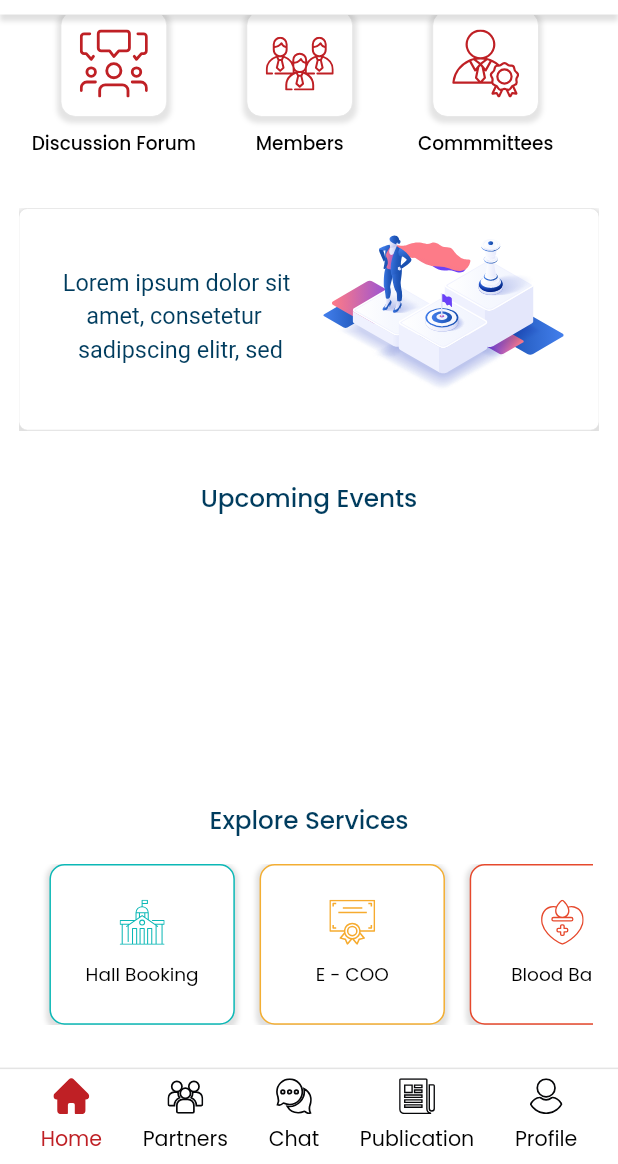
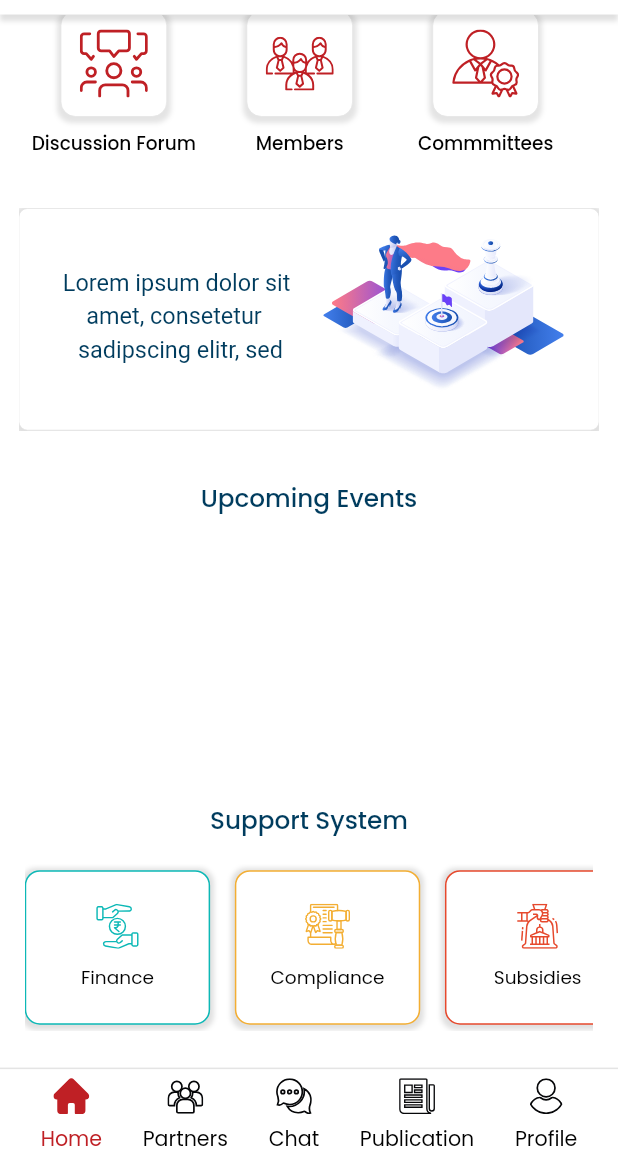
Before and after one commit to PankajPatil17/Bharat_MSME, a Flutter app: the HomePage screen opened directly, scrolled down 273 dp, on a phone screen of 412 x 824 dp, the part 72-1236 px from its top. Run offline on Flutter 3.47's test engine with Material 2 defaults, Android fonts, the phone set to English and light mode, and no system bars; drawn by our look-alikes of carousel_slider; our stand-ins replace file_picker, firebase_messaging, flutter_local_notifications, flutter_svg, flutter_widget_from_html, fluttertoast and 7 more; missing offline and left inert: razorpay_flutter, store_redirect; accounts and stored records are empty; network calls fail.

Commit message:
first commit

```diff
--- a/lib/Controller/HomeController.dart
+++ b/lib/Controller/HomeController.dart
@@ -67,17 +67,17 @@ class HomeController extends GetxController {
   ];
 
   List ServicesModulesName = [
-    'Hall Booking',
-    'E - COO',
-    'Blood Bank',
-    'Visa Letter',
+    'Finance',
+    'Compliance',
+    'Subsidies',
+    'HealthCare',
   ];
 
   List ServicesModulesImage = [
-    'assets/images/Hall Booking.svg',
-    'assets/images/E - COO.svg',
-    'assets/images/Blood Bank.svg',
-    'assets/images/Visa Recommendation.svg',
+    'assets/images/Finance.svg',
+    'assets/images/Compliance.svg',
+    'assets/images/Subsidies.svg',
+    'assets/images/healthcare.svg',
   ];
 
   List ServicesModulesColor = [
--- a/lib/Generic/Common/Common_Color.dart
+++ b/lib/Generic/Common/Common_Color.dart
@@ -9,6 +9,6 @@ const Mainboxshadow = [
       blurRadius: 2,
       spreadRadius: 2,
       color: Colors.black12,
-      offset: Offset(0, 2))
+      offset: Offset(0, 1))
 ];
 const MainBorderRadius = BorderRadius.all(Radius.circular(12));
--- a/lib/Generic/Custom/Custom_Loader.dart
+++ b/lib/Generic/Custom/Custom_Loader.dart
@@ -7,7 +7,7 @@ class CustomLoader extends StatelessWidget {
   Widget build(BuildContext context) {
     return Center(
       child: CircularProgressIndicator(
-        color: Color(0xff39f1e0),
+        color: Color.fromARGB(255, 244, 79, 87),
         strokeWidth: 2.75,
       ),
     );
--- a/lib/Screens/HomePage.dart
+++ b/lib/Screens/HomePage.dart
@@ -657,7 +657,7 @@ class _HomePageState extends State<HomePage> {
             children: [
               Center(
                 child: CommonText(
-                  label: 'Explore Services',
+                  label: 'Support System',
                   fontw8: FontWeight.w500,
                   size: 12.sp,
                   colorT: Color(0xff003C5E),
@@ -668,7 +668,7 @@ class _HomePageState extends State<HomePage> {
               ),
               Container(
                 // padding: EdgeInsets.all(2.h),
-                height: 13.h,
+                height: 13.5.h,
 
                 child: ListView.builder(
                   scrollDirection: Axis.horizontal,
@@ -693,7 +693,8 @@ class _HomePageState extends State<HomePage> {
                       child: Container(
                         padding: EdgeInsets.all(1.5.h),
                         width: 15.h,
-                        margin: EdgeInsets.only(left: 2.h),
+                        margin: EdgeInsets.only(
+                            right: 2.h, bottom: 0.5.h, top: 0.5.h),
                         decoration: BoxDecoration(
                             color: PWhite,
                             boxShadow: Mainboxshadow,
```
Also changed, not shown: assets/images/Blood Bank.svg (deleted), assets/images/Compliance.svg (added), assets/images/E - COO.svg (deleted), assets/images/Finance.svg (added), assets/images/Hall Booking.svg (deleted), assets/images/Subsidies.svg (added), assets/images/Visa Recommendation.svg (deleted), assets/images/healthcare.svg (added).
